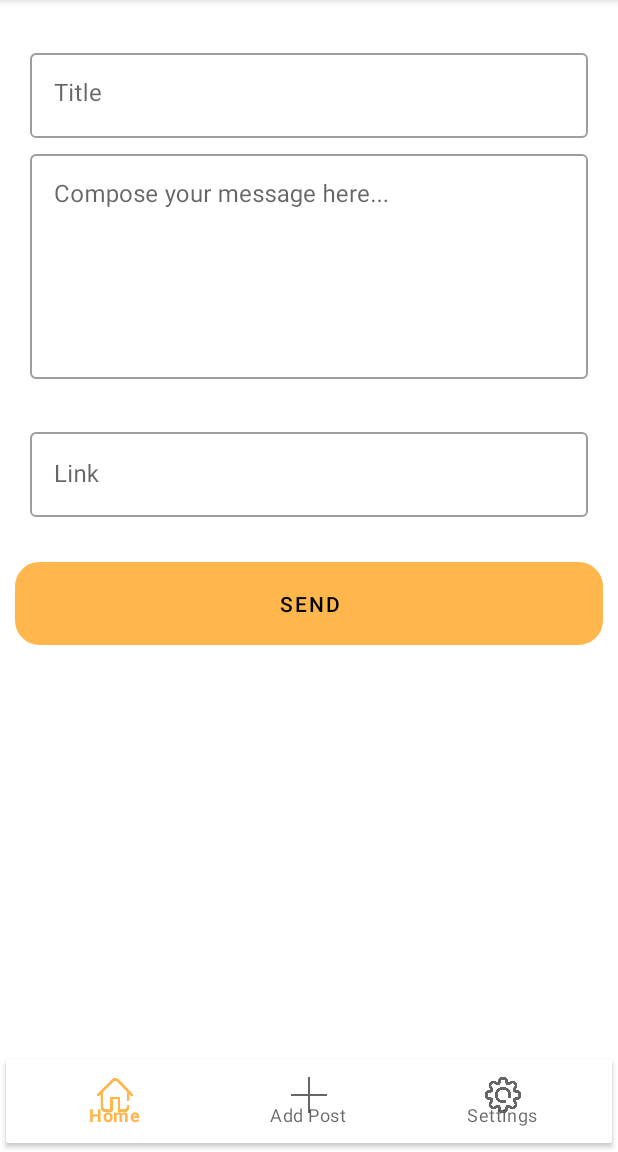
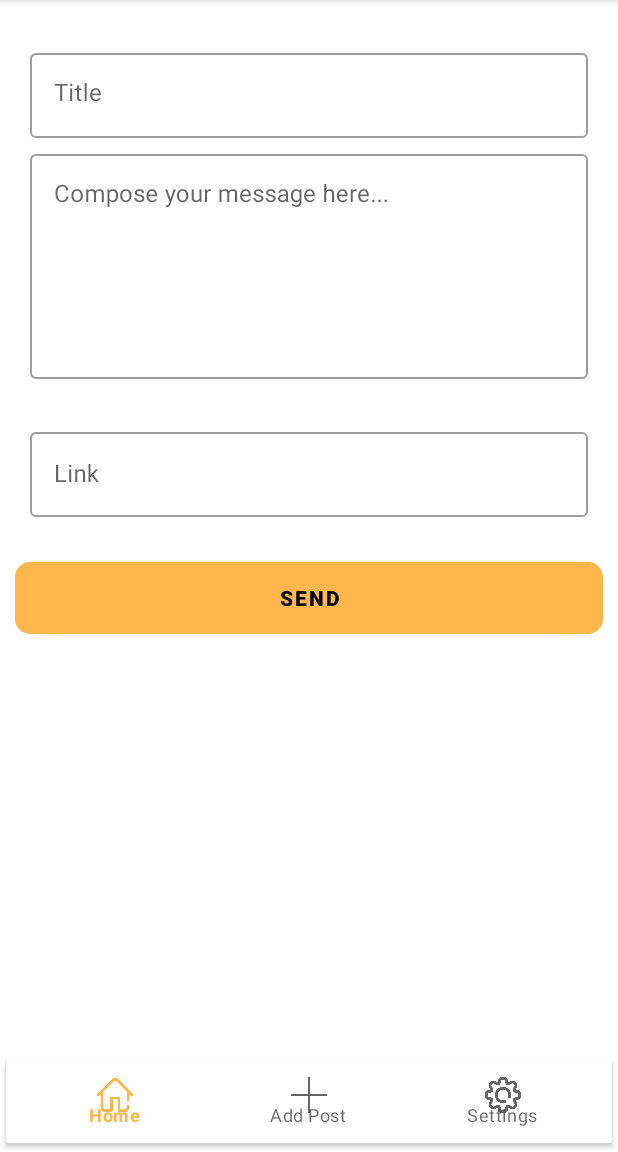
Before and after one commit to willnode/beehave-social, an Android app: the fragment AddPostFragment placed in its activity, on a phone screen of 412 x 824 dp, the part 84-1236 px from its top. Run offline under Robolectric (Android 15) with nearby library versions, the phone set to English and light mode, and no system bars; our stand-ins replace Dagger/Hilt's generated code; network calls fail; 1 statement that could not run was skipped.

Commit message:
Perbaikan tampilan add post

```diff
--- a/frontend/app/src/main/res/layout/fragment_add_post.xml
+++ b/frontend/app/src/main/res/layout/fragment_add_post.xml
@@ -117,10 +117,13 @@
 
         android:id="@+id/btn_send"
         android:layout_width="match_parent"
-        android:layout_height="55dp"
+        android:layout_height="wrap_content"
         android:layout_below="@+id/link"
         android:layout_marginHorizontal="10dp"
         android:layout_marginTop="30dp"
-        android:background="@drawable/shape"
+        android:textStyle="bold"
+        android:background="@drawable/bg_button"
         android:text="@string/send" />
+
+
 </RelativeLayout>
```
